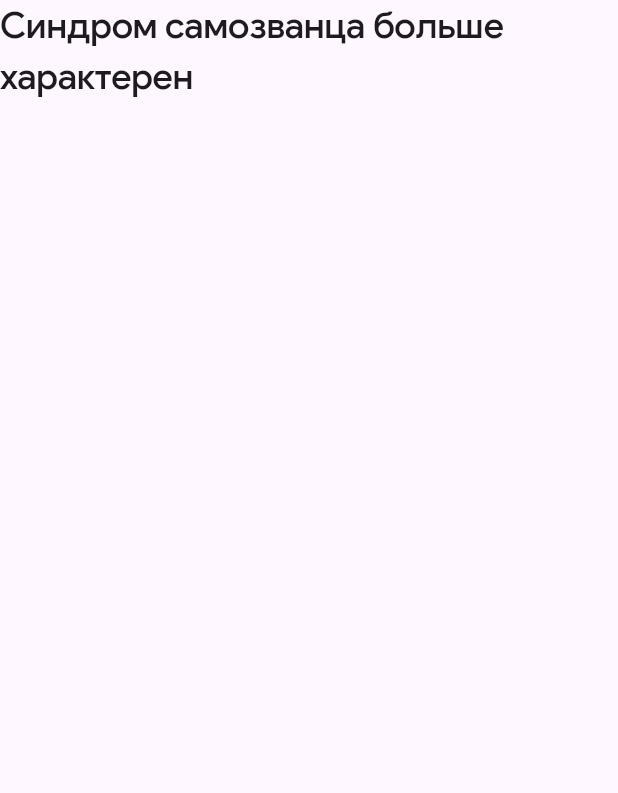
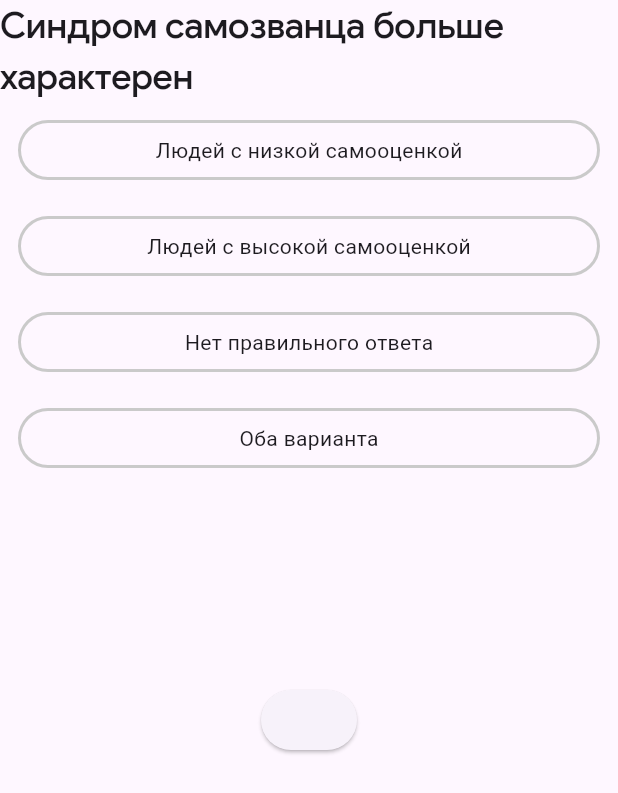
Before and after one commit to growthhungry/em_frontend, a Flutter app: the screen it shows after launch, on a phone screen of 412 x 824 dp. Shown: the top 793 px of the screen. Run offline on Flutter 3.47's test engine with Material 3 defaults, Android fonts, the phone set to English and light mode, and no system bars; our stand-ins replace bloc, firebase_core, flutter_bloc, flutter_native_splash, flutter_svg, google_fonts and 4 more; missing offline and left inert: firebase_app_check; accounts and stored records are empty; generated files the repository leaves out were written again; project files that could hold a hidden picture were left out.

Commit message:
add choice screen

```diff
--- a/lib/src/common/localization/l10n/app_en.arb
+++ b/lib/src/common/localization/l10n/app_en.arb
@@ -1,4 +1,5 @@
 {
   "@@locale": "en",
-  "russian": "Russian"
+  "russian": "Russian",
+  "further" : "Further"
 }
--- a/lib/src/common/localization/l10n/app_kk.arb
+++ b/lib/src/common/localization/l10n/app_kk.arb
@@ -1,4 +1,6 @@
 {
   "@@locale": "kk",
-  "russian": "Орыс"
+  "russian": "Орыс",
+  "further" : "Further"
+
 }
--- a/lib/src/common/localization/l10n/app_ky.arb
+++ b/lib/src/common/localization/l10n/app_ky.arb
@@ -1,4 +1,6 @@
 {
   "@@locale": "ky",
-  "russian": "Орусча"
+  "russian": "Орусча",
+  "further" : "Further"
+
 }
--- a/lib/src/common/localization/l10n/app_ru.arb
+++ b/lib/src/common/localization/l10n/app_ru.arb
@@ -1,5 +1,5 @@
 {
   "@@locale": "ru",
-  "russian": "Русский"
-
+  "russian": "Русский",
+  "further": "Дальше"
 }
--- a/lib/src/features/education/survey/presentation/screens/multiple_choice_screen.dart
+++ b/lib/src/features/education/survey/presentation/screens/multiple_choice_screen.dart
@@ -2,6 +2,14 @@ import 'dart:io';
 
 import 'package:flutter/material.dart';
 import 'package:eneler_mariia/src/common/components/styles/text_styles.dart';
+import 'package:flutter_gen/gen_l10n/app_localizations.dart';
+
+const _questionList = [
+  'Людей с низкой самооценкой',
+  'Людей с высокой самооценкой',
+  'Нет правильного ответа',
+  'Оба варианта',
+];
 
 class MultipleChoiceScreen extends StatefulWidget {
   const MultipleChoiceScreen({super.key});
@@ -17,11 +25,28 @@ class _MultipleChoiceScreenState extends State<MultipleChoiceScreen> {
       body: SafeArea(
         child: Column(
           children: [
-            Flexible(
+            const Flexible(
                 child: Text(
               'Синдром самозванца больше характерен',
               style: headerSurveyTextStyle,
-            ))
+            )),
+            Expanded(
+                child: ListView.builder(
+                    itemCount: _questionList.length,
+                    itemBuilder: (context, index) {
+                      return Container(
+                        height: 40,
+                        margin: const EdgeInsets.all(12),
+                        decoration: BoxDecoration(
+                            borderRadius: BorderRadius.circular(24),
+                            border: Border.all(
+                                color: const Color.fromRGBO(202, 202, 202, 1),
+                                width: 2)),
+                        child: Center(child: Text(_questionList[index])),
+                      );
+                    })),
+            // const Spacer(),
+            ElevatedButton(onPressed: () {}, child: Text(''))
           ],
         ),
       ),
--- a/lib/src/features/runner/runner.dart
+++ b/lib/src/features/runner/runner.dart
@@ -9,8 +9,6 @@ import 'package:firebase_core/firebase_core.dart';
 import 'package:firebase_app_check/firebase_app_check.dart';
 import 'package:flutter_native_splash/flutter_native_splash.dart';
 import 'package:flutter/widgets.dart';
-import 'package:shared_preferences/shared_preferences.dart';
-
 import '../../common/utils/logger/logger.dart';
 
 class Runner {
```
